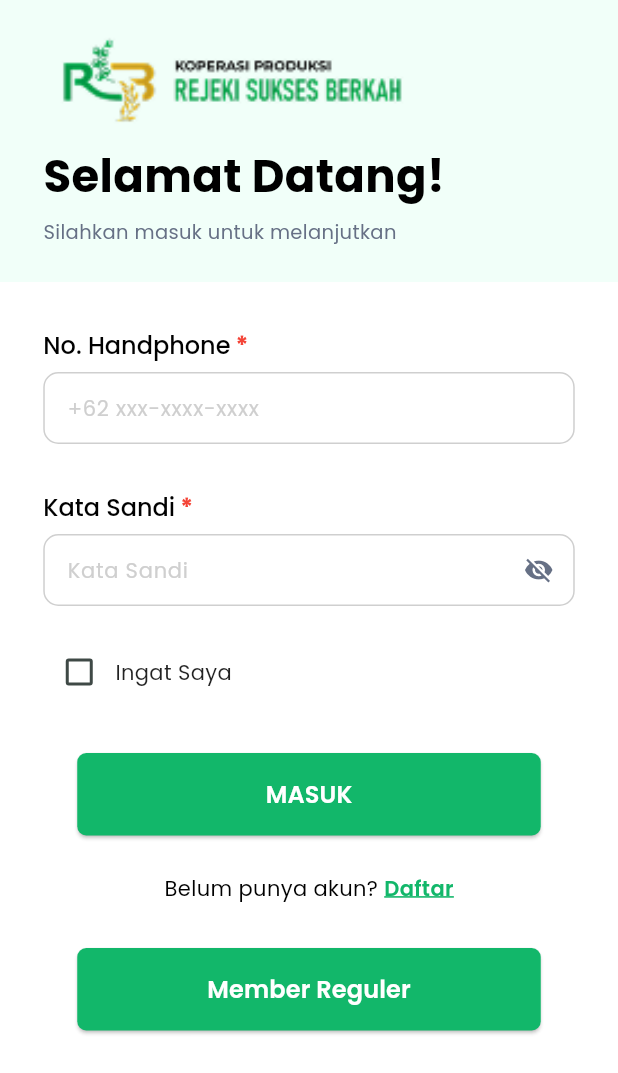
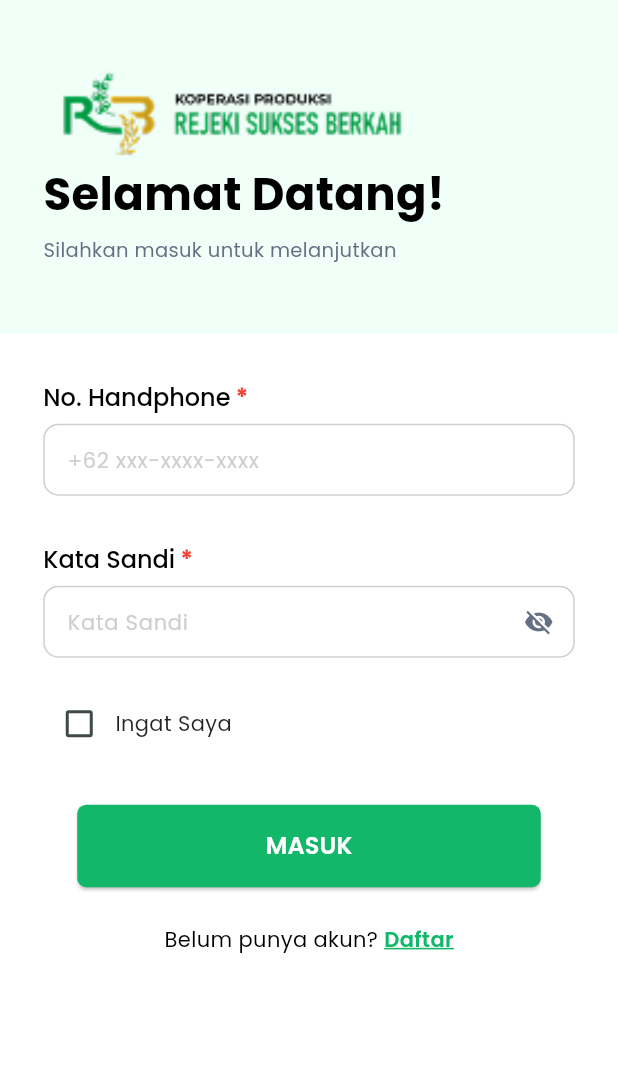
Before and after one commit to athaabiyyu/koperasi_rsb, a Flutter app: the screen it shows after launch, on a phone screen of 412 x 824 dp. Shown: the top 1073 px of the screen. Run offline on Flutter 3.47's test engine with Material 3 defaults, Android fonts, the phone set to English and light mode, and no system bars; our stand-ins replace auto_size_text, file_picker, google_fonts, shared_preferences.

Commit message:
styling login & register page

```diff
--- a/lib/main.dart
+++ b/lib/main.dart
@@ -48,6 +48,7 @@ class MyApp extends StatelessWidget {
           '/member-reguler': (context) => const DashboardPage(),
           '/my-project' : (context) => const MyProjectPage(),
           '/wallet' : (context) => const DompetPage(),
+          '/profile' : (context) => const ProfilePage(),
         },
         // Tambahkan onGenerateRoute untuk handle route dengan parameter
         onGenerateRoute: (settings) {
--- a/lib/screens/auth/login/login.dart
+++ b/lib/screens/auth/login/login.dart
@@ -18,6 +18,7 @@ class LoginPage extends StatefulWidget {
 
 class _LoginPageState extends State<LoginPage> {
   late double _deviceWidth;
+  late double _deviceHeight;
   final _formKey = GlobalKey<FormState>();
 
   final TextEditingController _phoneController = TextEditingController();
@@ -51,7 +52,7 @@ class _LoginPageState extends State<LoginPage> {
         _rememberMe = credentials['remember_me'] == 'true';
       });
 
-      print('✅ Credentials loaded from storage');
+      print('Credentials loaded from storage');
     }
   }
 
@@ -195,6 +196,7 @@ class _LoginPageState extends State<LoginPage> {
   @override
   Widget build(BuildContext context) {
     _deviceWidth = MediaQuery.of(context).size.width;
+    _deviceHeight = MediaQuery.of(context).size.height;
 
     return Scaffold(
       body: SafeArea(
@@ -202,6 +204,7 @@ class _LoginPageState extends State<LoginPage> {
           child: Column(
             children: [
               SizedBox(
+                height: _deviceHeight * 0.27,
                 child: cardLoginRegisWidget(
                   title: "Selamat Datang!",
                   subtitle: "Silahkan masuk untuk melanjutkan",
@@ -213,7 +216,9 @@ class _LoginPageState extends State<LoginPage> {
                 padding: EdgeInsets.symmetric(horizontal: _deviceWidth * 0.07),
                 child: ConstrainedBox(
                   constraints: BoxConstraints(
-                    minHeight: MediaQuery.of(context).size.height,
+                    minHeight: MediaQuery.of(context)
+                        .size
+                        .height,
                   ),
                   child: Form(
                     key: _formKey,
@@ -345,26 +350,6 @@ class _LoginPageState extends State<LoginPage> {
                             ),
                           ],
                         ),
-
-                        const SizedBox(height: 30),
-
-                        SizedBox(
-                          width: _deviceWidth * 0.75,
-                          height: 55,
-                          child: _isLoading
-                              ? const Center(
-                                  child: CircularProgressIndicator(
-                                    color: darkGreen,
-                                  ),
-                                )
-                              : CustomButton(
-                                  text: "Member Reguler",
-                                  onPressed: () {
-                                    Navigator.pushNamed(
-                                        context, '/member-reguler');
-                                  },
-                                ),
-                        ),
                       ],
                     ),
                   ),
--- a/lib/screens/auth/regis/register-page2.dart
+++ b/lib/screens/auth/regis/register-page2.dart
@@ -18,6 +18,7 @@ class RegistrationPage2 extends StatefulWidget {
 
 class _RegistrationPage2State extends State<RegistrationPage2> {
   late double _deviceWidth;
+  late double _deviceHeight;
   final _formKey = GlobalKey<FormState>();
   final WilayahService _wilayahService = WilayahService();
 
@@ -168,6 +169,7 @@ class _RegistrationPage2State extends State<RegistrationPage2> {
   @override
   Widget build(BuildContext context) {
     _deviceWidth = MediaQuery.of(context).size.width;
+    _deviceHeight = MediaQuery.of(context).size.height;
 
     return Scaffold(
       body: SafeArea(
@@ -175,6 +177,7 @@ class _RegistrationPage2State extends State<RegistrationPage2> {
           child: Column(
             children: [
               SizedBox(
+                height: _deviceHeight * 0.27,
                 child: cardLoginRegisWidget(
                   title: "Lengkapi Data!",
                   subtitle:
@@ -191,7 +194,7 @@ class _RegistrationPage2State extends State<RegistrationPage2> {
                   constraints: BoxConstraints(
                     minHeight: MediaQuery.of(context)
                         .size
-                        .height, // 🔥 minimal setinggi layar
+                        .height,
                   ),
                   child: Form(
                     key: _formKey,
--- a/lib/screens/auth/regis/register-page3.dart
+++ b/lib/screens/auth/regis/register-page3.dart
@@ -20,6 +20,7 @@ class RegistrationPage3 extends StatefulWidget {
 
 class _RegistrationPage3State extends State<RegistrationPage3> {
   late double _deviceWidth;
+  late double _deviceHeight;
   final _formKey = GlobalKey<FormState>();
 
   // Controllers
@@ -149,6 +150,7 @@ class _RegistrationPage3State extends State<RegistrationPage3> {
   @override
   Widget build(BuildContext context) {
     _deviceWidth = MediaQuery.of(context).size.width;
+    _deviceHeight = MediaQuery.of(context).size.height;
 
     return Scaffold(
       body: SafeArea(
@@ -156,6 +158,7 @@ class _RegistrationPage3State extends State<RegistrationPage3> {
           child: Column(
             children: [
               SizedBox(
+                height: _deviceHeight * 0.27,
                 child: cardLoginRegisWidget(
                   title: "Lengkapi Data!",
                   subtitle:
@@ -172,7 +175,7 @@ class _RegistrationPage3State extends State<RegistrationPage3> {
                   constraints: BoxConstraints(
                     minHeight: MediaQuery.of(context)
                         .size
-                        .height, // 🔥 minimal setinggi layar
+                        .height,
                   ),
                   child: Form(
                     key: _formKey,
--- a/lib/widgets-global/reusable-page/login-regis-section.dart
+++ b/lib/widgets-global/reusable-page/login-regis-section.dart
@@ -15,6 +15,7 @@ Widget cardLoginRegisWidget({
       vertical: 24,
     ),
     child: Column(
+      mainAxisAlignment: MainAxisAlignment.center,
       crossAxisAlignment: CrossAxisAlignment.start,
       children: [
         Image.asset(
@@ -22,7 +23,7 @@ Widget cardLoginRegisWidget({
           height: 60,
           fit: BoxFit.contain,
         ),
-        const SizedBox(height: 12),
+        const SizedBox(height: 2),
         Text(
           title,
           style: GoogleFonts.poppins(
```
Also changed, not shown: lib/screens/auth/regis/register-page1.dart (+6 -1 lines), lib/screens/profile/profile_page.dart (+8 -1 lines).
